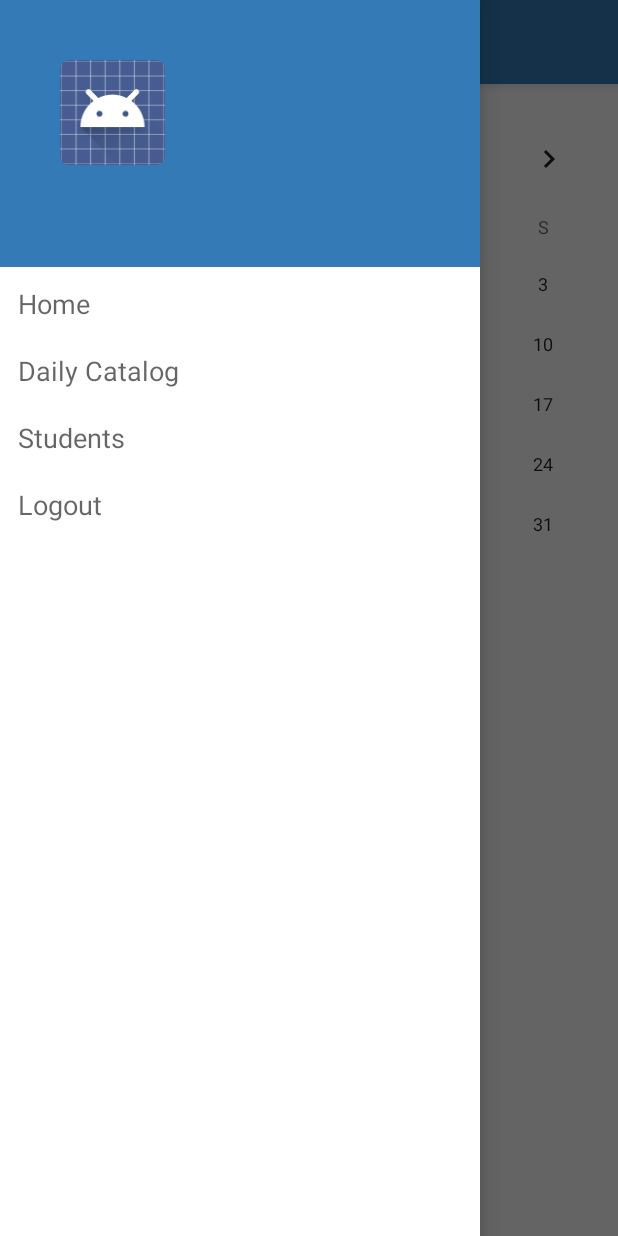
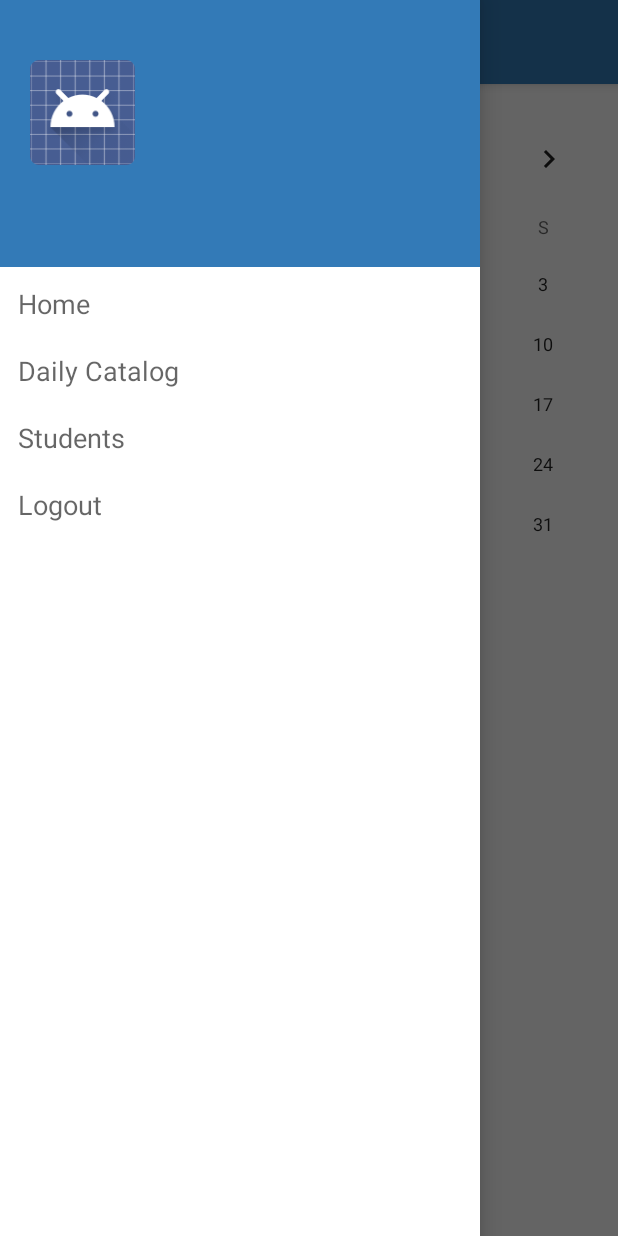
Before and after one commit to swapnilp/eracord_mobile, an Android app: the CatalogSchedule screen opened directly, with no data from a screen before it, with the side drawer open, on a phone screen of 412 x 824 dp. Run offline under Robolectric (Android 15) with nearby library versions, the phone set to English and light mode, and no system bars; our stand-ins replace Volley; pictures from the network do not load; 2 statements that could not run were skipped.

Commit message:
add margin 20dp

```diff
--- a/app/src/main/res/layout/eracord_header.xml
+++ b/app/src/main/res/layout/eracord_header.xml
@@ -36,7 +36,7 @@
         android:layout_width="70dp"
         android:layout_height="70dp"
         android:src="@android:drawable/sym_def_app_icon"
-        android:layout_marginLeft="40dp"
+        android:layout_marginLeft="20dp"
         android:id="@+id/circleView"
         android:layout_marginBottom="20dp"
         android:layout_above="@+id/linearLayout"
```
